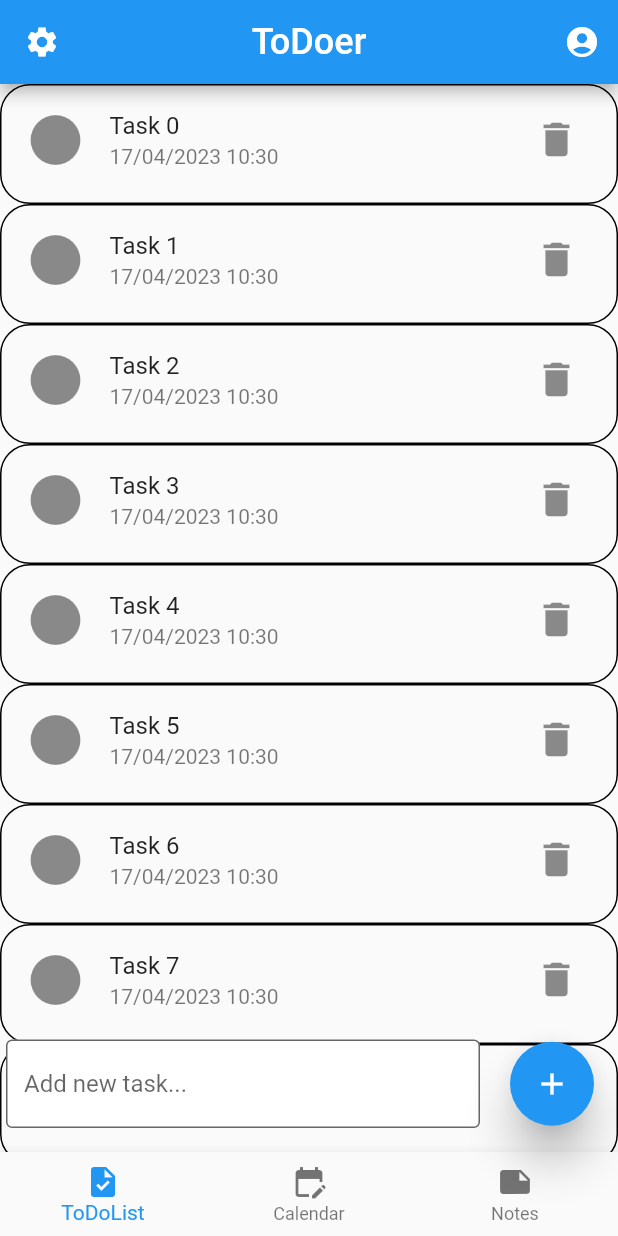
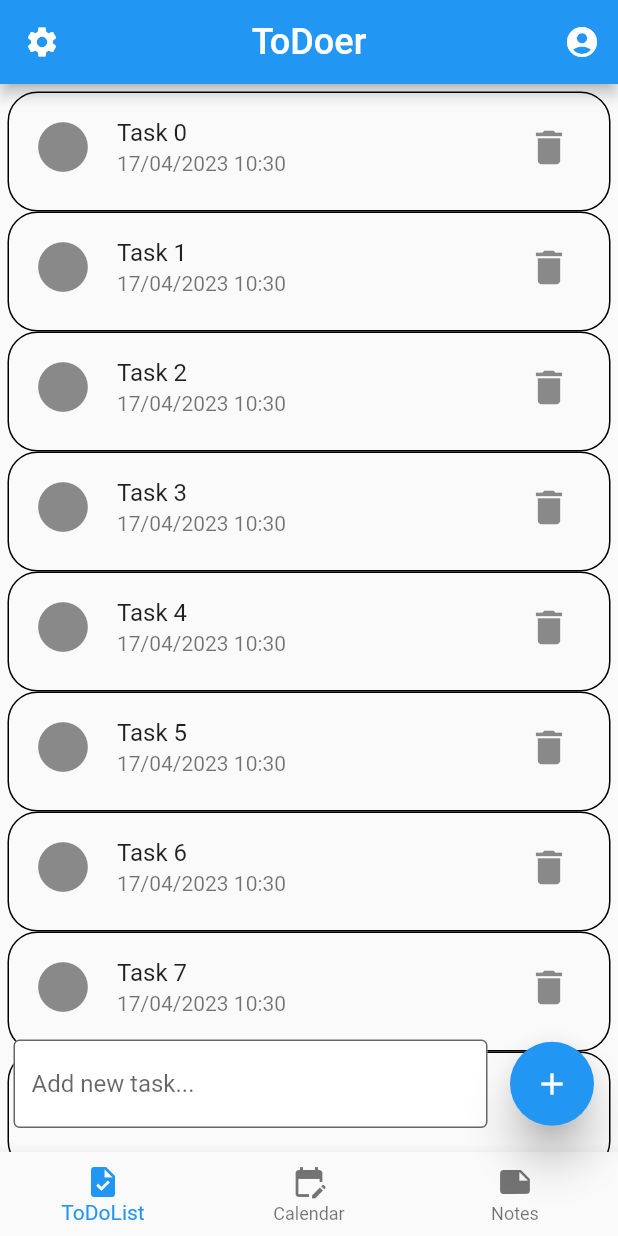
Before and after one commit to dtuukkanen/ToDo, a Flutter app: the screen it shows after launch, on a phone screen of 412 x 824 dp. Run offline on Flutter 3.47's test engine with Material 2 defaults, Android fonts, the phone set to English and light mode, and no system bars.

Commit message:
Fixed margins

```diff
--- a/lib/main.dart
+++ b/lib/main.dart
@@ -16,7 +16,7 @@ class MainApp extends StatelessWidget {
       home: Scaffold(
         appBar: topBar(context),
         body: Container(
-          margin: const EdgeInsets.only(bottom: 80.0),
+          margin: const EdgeInsets.only(bottom: 80.0, left: 5.0, right: 5.0, top: 5.0),
           child: listView(),
         ),
         bottomNavigationBar: bottomNavigationBar(context),
@@ -32,7 +32,10 @@ class MainApp extends StatelessWidget {
 
 AppBar topBar(BuildContext context) {
   return AppBar(
-    leading: const Icon(Icons.settings),
+    leading: const IconButton(
+      icon: Icon(Icons.settings),
+      onPressed: onSettingsPressed,
+      ),
     title: const Text("ToDoer",
     style: TextStyle(fontSize: 24,),),
     centerTitle: true,
@@ -110,7 +113,7 @@ FloatingActionButton floatingActionButton() {
 
 Widget textField() {
   return Container(
-    margin: const EdgeInsets.only(left: 20.0, right: 20.0),
+    margin: const EdgeInsets.only(left: 25.0, right: 15.0),
     child: const TextField(
       decoration: InputDecoration(
         border: OutlineInputBorder(),
@@ -121,3 +124,5 @@ Widget textField() {
     ),
   );
 }
+
+void onSettingsPressed() {}
```
